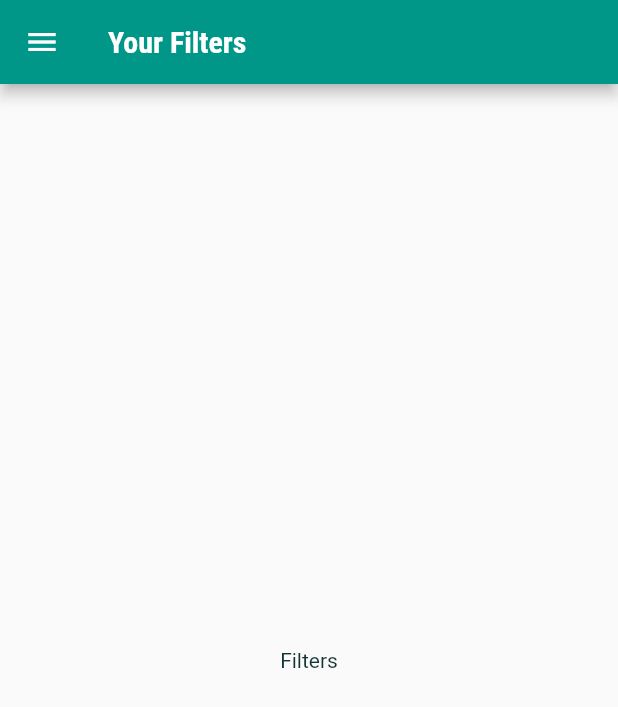
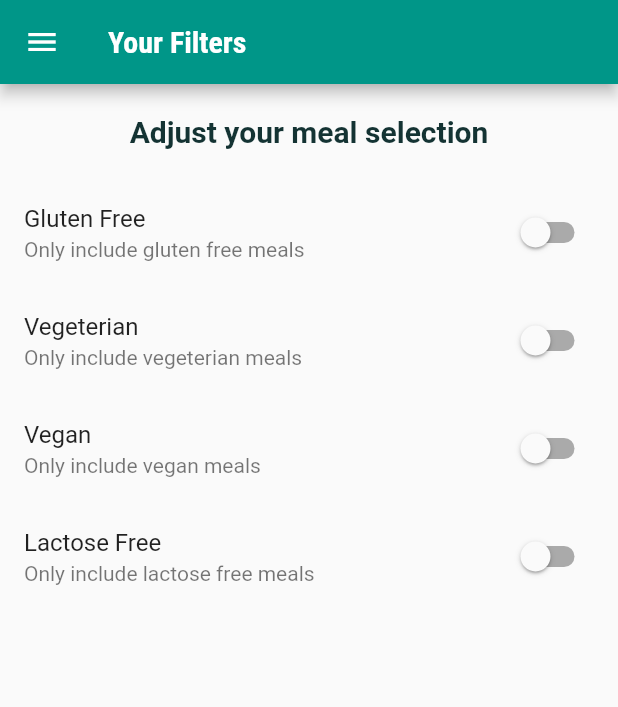
Before and after one commit to LUCYOGUTU/meal_app, a Flutter app: the FiltersScreen screen opened by its route, on a phone screen of 412 x 824 dp. Shown: the top 707 px of the screen. Run offline on Flutter 3.47's test engine with Material 2 defaults, Android fonts, the phone set to English and light mode, and no system bars; Roboto replaces fonts that are missing (Raleway).

Commit message:
feat: adding filter switches

```diff
--- a/lib/pages/filters_screen.dart
+++ b/lib/pages/filters_screen.dart
@@ -1,10 +1,20 @@
 import 'package:flutter/material.dart';
 import 'package:meal_app/widgets/main_drawer.dart';
 
-class FiltersScreen extends StatelessWidget {
+class FiltersScreen extends StatefulWidget {
   const FiltersScreen({super.key});
 
   static const routeName = 'filtersScreen';
+
+  @override
+  State<FiltersScreen> createState() => _FiltersScreenState();
+}
+
+class _FiltersScreenState extends State<FiltersScreen> {
+  bool _glutenFree = false;
+  bool _vegeterian = false;
+  bool _vegan = false;
+  bool _lactoseFree = false;
 
   @override
   Widget build(BuildContext context) {
@@ -13,8 +23,65 @@ class FiltersScreen extends StatelessWidget {
         title: const Text('Your Filters'),
       ),
       drawer: const MainDrawer(),
-      body: Center(
-        child: Text('Filters'),
+      body: Column(
+        children: [
+          Container(
+            padding: const EdgeInsets.all(20),
+            child: const Text(
+              'Adjust your meal selection',
+              style: TextStyle(
+                fontSize: 20,
+                fontWeight: FontWeight.bold,
+              ),
+            ),
+          ),
+          Expanded(
+            child: ListView(
+              children: [
+                SwitchListTile(
+                  value: _glutenFree,
+                  onChanged: (value) {
+                    setState(() {
+                      _glutenFree = value;
+                    });
+                  },
+                  title: const Text('Gluten Free'),
+                  subtitle: const Text('Only include gluten free meals'),
+                ),
+                SwitchListTile(
+                  value: _vegeterian,
+                  onChanged: (value) {
+                    setState(() {
+                      _vegeterian = value;
+                    });
+                  },
+                  title: const Text('Vegeterian'),
+                  subtitle: const Text('Only include vegeterian meals'),
+                ),
+                SwitchListTile(
+                  value: _vegan,
+                  onChanged: (value) {
+                    setState(() {
+                      _vegan = value;
+                    });
+                  },
+                  title: const Text('Vegan'),
+                  subtitle: const Text('Only include vegan meals'),
+                ),
+                SwitchListTile(
+                  value: _lactoseFree,
+                  onChanged: (value) {
+                    setState(() {
+                      _lactoseFree = value;
+                    });
+                  },
+                  title: const Text('Lactose Free'),
+                  subtitle: const Text('Only include lactose free meals'),
+                ),
+              ],
+            ),
+          )
+        ],
       ),
     );
   }
```
